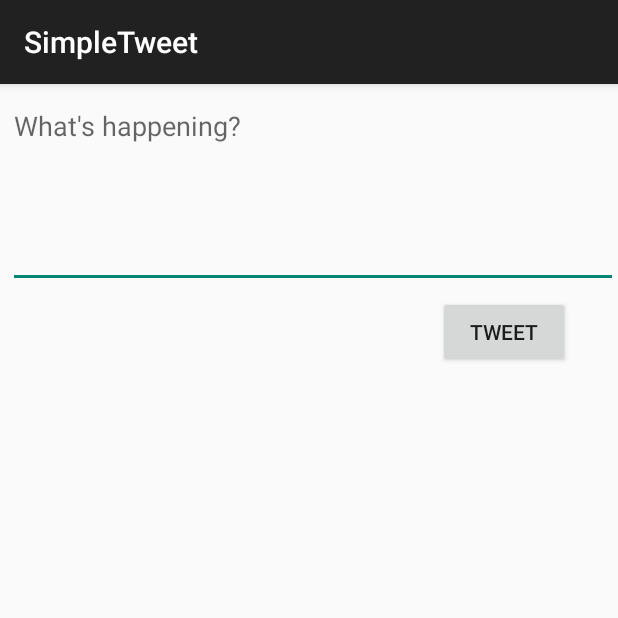
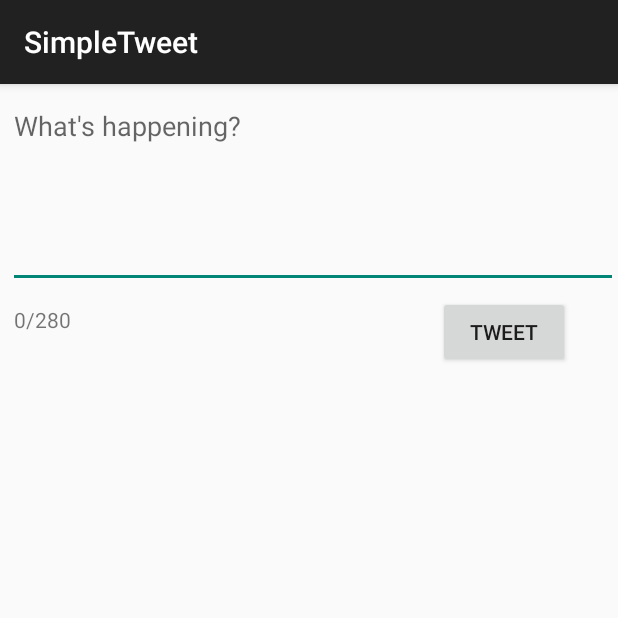
Before and after one commit to kimberly-kao/SimpleTweet, an Android app: the ComposeActivity screen opened directly, with no data from a screen before it, on a phone screen of 412 x 824 dp, the top half of it. Run offline under Robolectric (Android 15) with nearby library versions, the phone set to English and light mode, and no system bars; our stand-ins replace Room's generated code; libraries missing offline, so code that uses them is left out: com.codepath.asynchttpclient, com.facebook.stetho, org.parceler; 1 statement that could not run was skipped.

Commit message:
Finished Text Count

```diff
--- a/app/src/main/java/com/codepath/apps/restclienttemplate/ComposeActivity.java
+++ b/app/src/main/java/com/codepath/apps/restclienttemplate/ComposeActivity.java
@@ -3,12 +3,16 @@ package com.codepath.apps.restclienttemplate;
 import androidx.appcompat.app.AppCompatActivity;
 
 import android.content.Intent;
+import android.graphics.Color;
 import android.os.Bundle;
 import android.os.Parcel;
+import android.text.Editable;
+import android.text.TextWatcher;
 import android.util.Log;
 import android.view.View;
 import android.widget.Button;
 import android.widget.EditText;
+import android.widget.TextView;
 import android.widget.Toast;
 
 import com.codepath.apps.restclienttemplate.models.Tweet;
@@ -27,8 +31,10 @@ public class ComposeActivity extends AppCompatActivity {
 
     EditText etCompose;
     Button btnTweet;
+    TextView charCount;
 
     TwitterClient client;
+    private TextWatcher mTextEditorWatcher;
 
     @Override
     protected void onCreate(Bundle savedInstanceState) {
@@ -39,6 +45,25 @@ public class ComposeActivity extends AppCompatActivity {
 
         etCompose = findViewById(R.id.etCompose);
         btnTweet = findViewById(R.id.btnTweet);
+        charCount = findViewById(R.id.charCount);
+
+        mTextEditorWatcher = new TextWatcher() {
+            public void beforeTextChanged(CharSequence s, int start, int count, int after) {
+            }
+
+            public void onTextChanged(CharSequence s, int start, int before, int count) {
+                //This sets a textview to the current length
+                charCount.setText(String.valueOf(s.length()) + "/280");
+                if(s.length() > 280) {
+                    charCount.setTextColor(Color.RED);
+                }
+            }
+
+            public void afterTextChanged(Editable s) {
+            }
+        };
+
+        etCompose.addTextChangedListener(mTextEditorWatcher);
 
         // Set click listener on button
         btnTweet.setOnClickListener(new View.OnClickListener() {
--- a/app/src/main/res/layout/activity_compose.xml
+++ b/app/src/main/res/layout/activity_compose.xml
@@ -30,4 +30,14 @@
         android:layout_marginTop="5dp"
         android:layout_marginEnd="32dp"
         android:text="@string/tweet" />
+
+    <TextView
+        android:id="@+id/charCount"
+        android:layout_width="wrap_content"
+        android:layout_height="wrap_content"
+        android:layout_below="@+id/etCompose"
+        android:layout_alignParentStart="true"
+        android:layout_marginStart="9dp"
+        android:layout_marginTop="11dp"
+        android:text="0/280" />
 </RelativeLayout>
```
